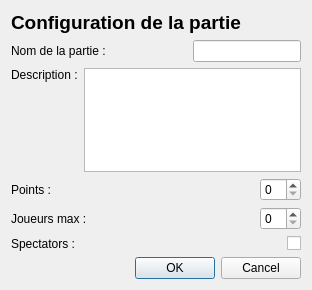
Old version of the form warhole/gameconfiguratordialog.ui in the repository kaosphere/Warhole.
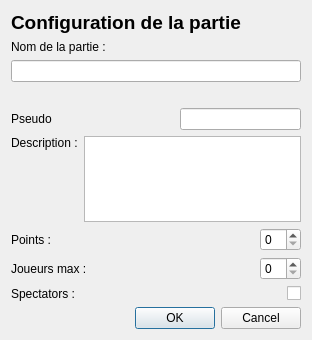
New version of the form.

Commit message: Add nickname to gameconfigurator widget

```diff
--- a/warhole/gameconfiguratordialog.ui
+++ b/warhole/gameconfiguratordialog.ui
@@ -7,7 +7,7 @@
     <x>0</x>
     <y>0</y>
     <width>312</width>
-    <height>290</height>
+    <height>340</height>
    </rect>
   </property>
   <property name="windowTitle">
@@ -30,17 +30,40 @@
        </property>
       </widget>
      </item>
+     <item>
+      <widget class="QLabel" name="label_2">
+       <property name="text">
+        <string>Nom de la partie :</string>
+       </property>
+      </widget>
+     </item>
+     <item>
+      <widget class="QLineEdit" name="lineEdit"/>
+     </item>
+     <item>
+      <spacer name="horizontalSpacer_2">
+       <property name="orientation">
+        <enum>Qt::Horizontal</enum>
+       </property>
+       <property name="sizeHint" stdset="0">
+        <size>
+         <width>40</width>
+         <height>20</height>
+        </size>
+       </property>
+      </spacer>
+     </item>
      <item>
       <layout class="QHBoxLayout" name="horizontalLayout">
        <item>
-        <widget class="QLabel" name="label_2">
+        <widget class="QLabel" name="label_7">
          <property name="text">
-          <string>Nom de la partie :</string>
+          <string>Pseudo</string>
          </property>
         </widget>
        </item>
        <item>
-        <spacer name="horizontalSpacer_2">
+        <spacer name="horizontalSpacer_5">
          <property name="orientation">
           <enum>Qt::Horizontal</enum>
          </property>
@@ -53,7 +76,7 @@
         </spacer>
        </item>
        <item>
-        <widget class="QLineEdit" name="lineEdit"/>
+        <widget class="QLineEdit" name="lineEditNickName"/>
        </item>
       </layout>
      </item>
```
The commit also changes 1 other file.
